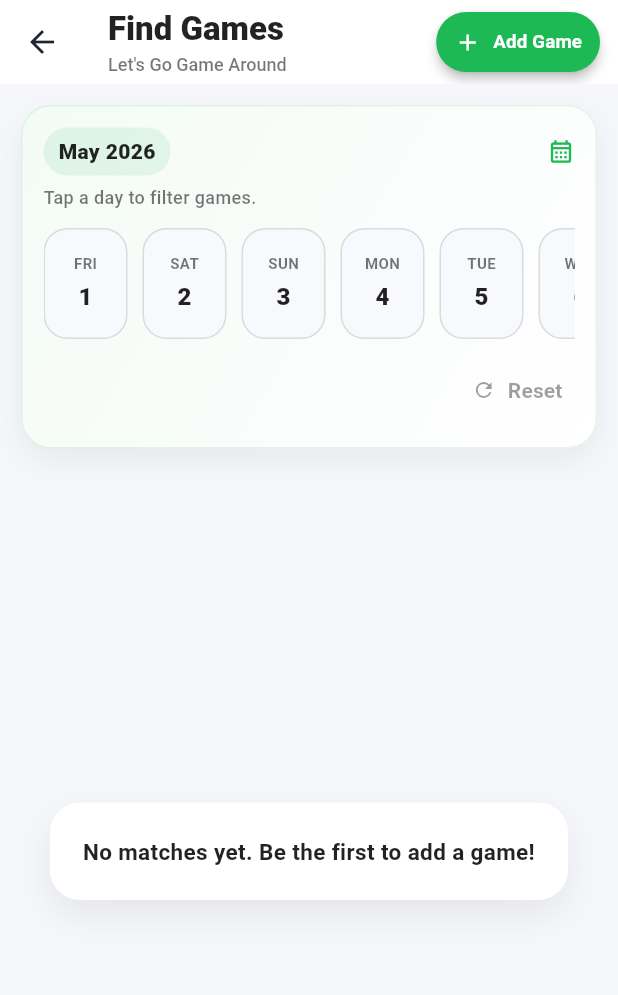
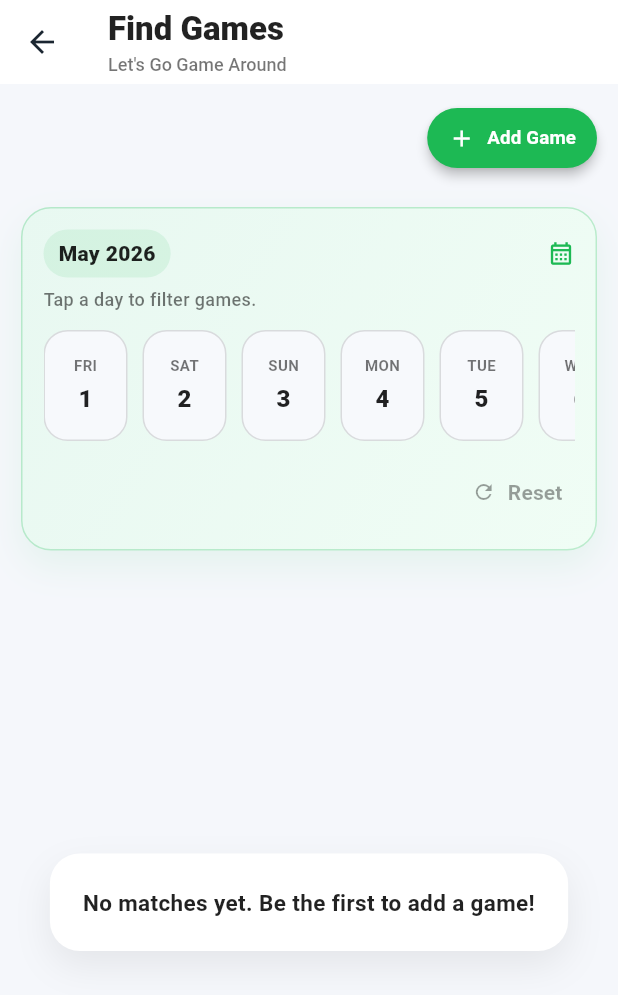
Before and after one commit to sooraj7736/SportsMate_Customer, a Flutter app: the GamesFeedScreen screen opened directly, on a phone screen of 412 x 824 dp. Shown: the top 995 px of the screen. Run offline on Flutter 3.47's test engine with Material 3 defaults, Android fonts, the phone set to English and light mode, and no system bars; our stand-ins replace cloud_firestore, firebase_auth, firebase_core, firebase_storage, flutter_dotenv, flutter_riverpod and 1 more; missing offline and left inert: mapbox_maps_flutter; accounts and stored records are empty.

Commit message:
apperance of game feed page

```diff
--- a/lib/features/games/presentation/games_feed_screen.dart
+++ b/lib/features/games/presentation/games_feed_screen.dart
@@ -49,10 +49,22 @@ class _GamesFeedScreenState extends ConsumerState<GamesFeedScreen> {
             ),
           ],
         ),
-        actions: [
-          Padding(
-            padding: const EdgeInsets.only(right: 12),
-            child: Center(
+        actions: [],
+      ),
+      body: Stack(
+        children: [
+          gamesStream.when(
+            data: (gamesList) {
+              final filteredGames = _selectedDay == null
+                  ? gamesList
+                  : gamesList.where((game) => DateUtils.isSameDay(game.date, _selectedDay)).toList();
+
+              return Column(
+                children: [
+                  Align(
+                    alignment: Alignment.topRight,
+                    child: Padding(
+                      padding: const EdgeInsets.fromLTRB(14, 12, 14, 8),
                       child: ElevatedButton.icon(
                         onPressed: () {
                           Navigator.push(
@@ -64,7 +76,7 @@ class _GamesFeedScreenState extends ConsumerState<GamesFeedScreen> {
                           backgroundColor: _primaryGreen,
                           foregroundColor: Colors.white,
                           elevation: 3,
-                  padding: const EdgeInsets.symmetric(horizontal: 12, vertical: 10),
+                          padding: const EdgeInsets.symmetric(horizontal: 14, vertical: 10),
                           shape: RoundedRectangleBorder(borderRadius: BorderRadius.circular(20)),
                         ),
                         icon: const Icon(Icons.add, size: 18),
@@ -75,35 +87,23 @@ class _GamesFeedScreenState extends ConsumerState<GamesFeedScreen> {
                       ),
                     ),
                   ),
-        ],
-      ),
-      body: Stack(
-        children: [
-          gamesStream.when(
-            data: (gamesList) {
-              final filteredGames = _selectedDay == null
-                  ? gamesList
-                  : gamesList.where((game) => DateUtils.isSameDay(game.date, _selectedDay)).toList();
-
-              return Column(
-                children: [
                   Container(
                     width: double.infinity,
                     margin: const EdgeInsets.fromLTRB(14, 14, 14, 12),
                     padding: const EdgeInsets.fromLTRB(14, 14, 14, 14),
                     decoration: BoxDecoration(
                       gradient: const LinearGradient(
-                        colors: [Color(0xFFF4FBF6), Color(0xFFFFFFFF)],
+                        colors: [Color(0xFFE8F8F1), Color(0xFFF0FDF5)],
                         begin: Alignment.topLeft,
                         end: Alignment.bottomRight,
                       ),
                       borderRadius: BorderRadius.circular(20),
-                      border: Border.all(color: _primaryGreen.withValues(alpha: 0.12)),
-                      boxShadow: const [
+                      border: Border.all(color: _primaryGreen.withValues(alpha: 0.25)),
+                      boxShadow: [
                         BoxShadow(
-                          color: Color(0x0F000000),
-                          blurRadius: 18,
-                          offset: Offset(0, 8),
+                          color: _primaryGreen.withValues(alpha: 0.08),
+                          blurRadius: 20,
+                          offset: const Offset(0, 10),
                         ),
                       ],
                     ),
@@ -262,15 +262,16 @@ class _GamesFeedScreenState extends ConsumerState<GamesFeedScreen> {
                               return Container(
                                 margin: const EdgeInsets.only(bottom: 14),
                                 decoration: BoxDecoration(
-                                  color: Colors.white,
+                                  color: const Color(0xFFFAFBFC),
                                   borderRadius: BorderRadius.circular(18),
                                   boxShadow: const [
                                     BoxShadow(
-                                      color: Color(0x12000000),
-                                      blurRadius: 16,
-                                      offset: Offset(0, 8),
+                                      color: Color(0x08000000),
+                                      blurRadius: 12,
+                                      offset: Offset(0, 4),
                                     ),
                                   ],
+                                  border: Border.all(color: Colors.black.withValues(alpha: 0.05)),
                                 ),
                                 child: Padding(
                                   padding: const EdgeInsets.all(14.0),
```
Lines whose indentation alone changed are shown as unchanged.
